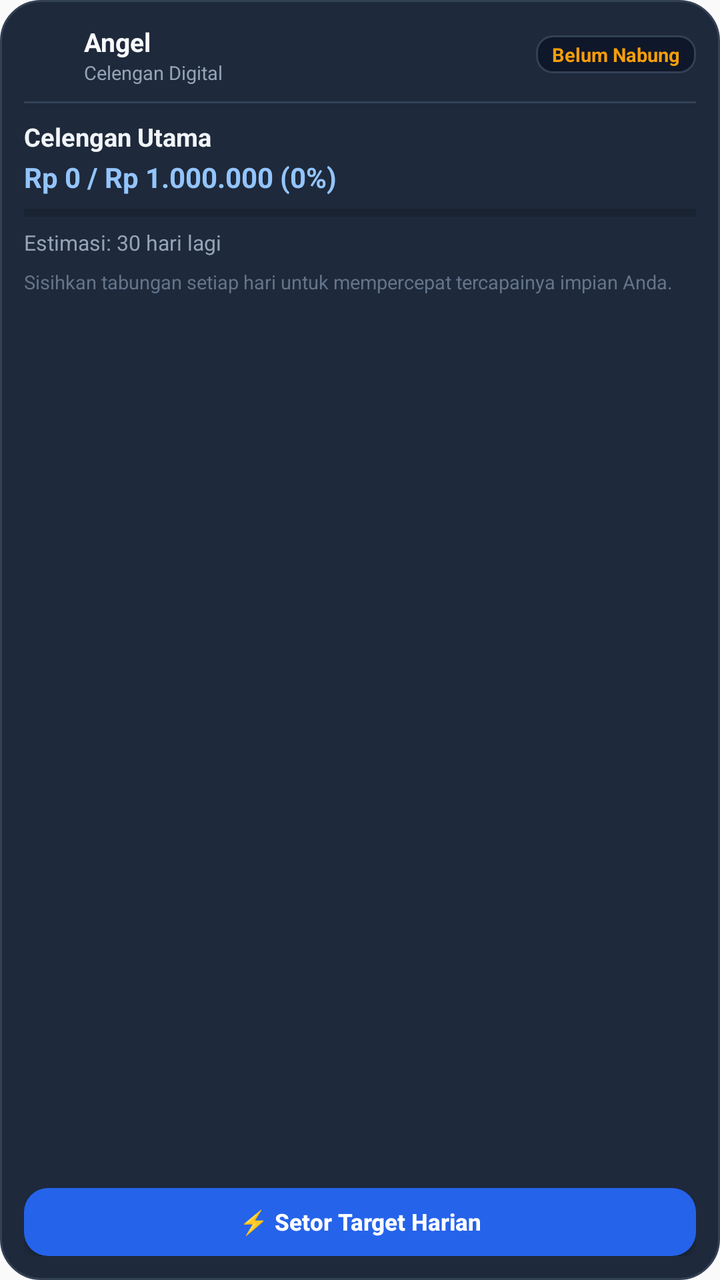
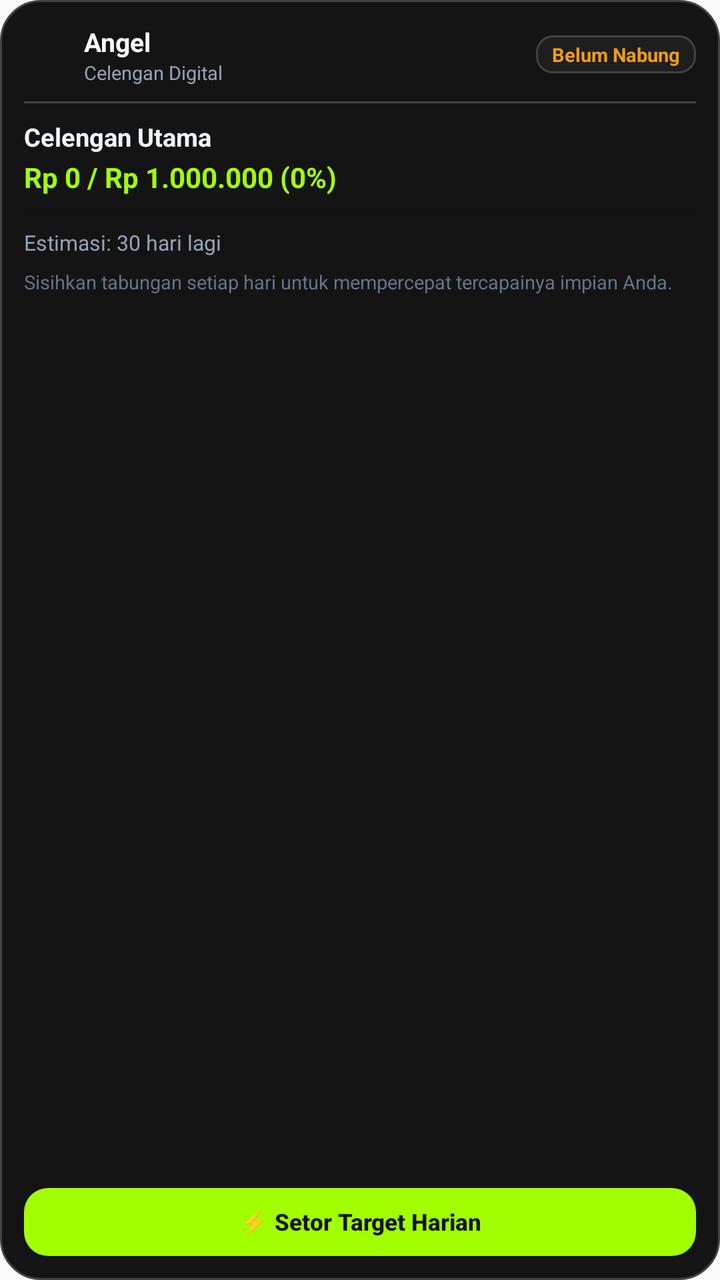

Compare the two renders of this Android layout. The source of the first and the diff that turns it into the second are given below.
<!-- AndroidManifest.xml: application theme android:Theme.Material.Light.NoActionBar -->
<!-- res/layout/widget_angel_large.xml -->
<?xml version="1.0" encoding="utf-8"?>
<LinearLayout xmlns:android="http://schemas.android.com/apk/res/android"
    android:id="@+id/widget_root"
    android:layout_width="match_parent"
    android:layout_height="match_parent"
    android:background="@drawable/bg_widget_container"
    android:orientation="vertical"
    android:padding="12dp">

    
    <LinearLayout
        android:layout_width="match_parent"
        android:layout_height="wrap_content"
        android:gravity="center_vertical"
        android:orientation="horizontal">

        <ImageView
            android:layout_width="22dp"
            android:layout_height="22dp"
            android:contentDescription="@string/app_name"
            android:src="@mipmap/ic_launcher" />

        <LinearLayout
            android:layout_width="0dp"
            android:layout_height="wrap_content"
            android:layout_marginStart="8dp"
            android:layout_weight="1"
            android:orientation="vertical">

            <TextView
                android:layout_width="wrap_content"
                android:layout_height="wrap_content"
                android:text="@string/app_name"
                android:textColor="#F8FAFC"
                android:textSize="13sp"
                android:textStyle="bold" />

            <TextView
                android:layout_width="wrap_content"
                android:layout_height="wrap_content"
                android:text="Celengan Digital"
                android:textColor="#94A3B8"
                android:textSize="9.5sp" />
        </LinearLayout>

        <TextView
            android:id="@+id/tv_widget_streak"
            android:layout_width="wrap_content"
            android:layout_height="wrap_content"
            android:background="@drawable/bg_widget_pill"
            android:paddingStart="8dp"
            android:paddingTop="3dp"
            android:paddingEnd="8dp"
            android:paddingBottom="3dp"
            android:text="Belum Nabung"
            android:textColor="#F59E0B"
            android:textSize="9.5sp"
            android:textStyle="bold" />
    </LinearLayout>

    <View
        android:layout_width="match_parent"
        android:layout_height="1dp"
        android:layout_marginTop="8dp"
        android:layout_marginBottom="8dp"
        android:background="#334155" />

    
    <TextView
        android:id="@+id/tv_widget_goal_title"
        android:layout_width="match_parent"
        android:layout_height="wrap_content"
        android:ellipsize="end"
        android:maxLines="1"
        android:text="Celengan Utama"
        android:textColor="#F1F5F9"
        android:textSize="12.5sp"
        android:textStyle="bold" />

    <TextView
        android:id="@+id/tv_widget_amount"
        android:layout_width="match_parent"
        android:layout_height="wrap_content"
        android:layout_marginTop="2dp"
        android:ellipsize="end"
        android:maxLines="1"
        android:text="Rp 0 / Rp 1.000.000 (0%)"
        android:textColor="#93C5FD"
        android:textSize="14sp"
        android:textStyle="bold" />

    <ProgressBar
        android:id="@+id/pb_widget_progress"
        style="?android:attr/progressBarStyleHorizontal"
        android:layout_width="match_parent"
        android:layout_height="5dp"
        android:layout_marginTop="6dp"
        android:max="100"
        android:progress="0" />

    <TextView
        android:id="@+id/tv_widget_estimate"
        android:layout_width="match_parent"
        android:layout_height="wrap_content"
        android:layout_marginTop="5dp"
        android:ellipsize="end"
        android:maxLines="1"
        android:text="Estimasi: 30 hari lagi"
        android:textColor="#94A3B8"
        android:textSize="10.5sp" />

    <TextView
        android:id="@+id/tv_widget_large_tip"
        android:layout_width="match_parent"
        android:layout_height="0dp"
        android:layout_marginTop="6dp"
        android:layout_weight="1"
        android:ellipsize="end"
        android:maxLines="2"
        android:text="Sisihkan tabungan setiap hari untuk mempercepat tercapainya impian Anda."
        android:textColor="#64748B"
        android:textSize="9.5sp" />

    
    <Button
        android:id="@+id/btn_widget_save"
        android:layout_width="match_parent"
        android:layout_height="34dp"
        android:layout_marginTop="6dp"
        android:background="@drawable/bg_widget_button"
        android:text="⚡ Setor Target Harian"
        android:textAllCaps="false"
        android:textColor="#FFFFFF"
        android:textSize="11.5sp"
        android:textStyle="bold" />

</LinearLayout>
<!-- resources referenced by this layout -->
<resources>
  <!-- drawable bg_widget_button (drawable) -->
  <?xml version="1.0" encoding="utf-8"?>
  <shape xmlns:android="http://schemas.android.com/apk/res/android"
      android:shape="rectangle">
      <corners android:radius="12dp" />
      <solid android:color="#2563EB" />
  </shape>
  <!-- drawable bg_widget_container (drawable) -->
  <?xml version="1.0" encoding="utf-8"?>
  <shape xmlns:android="http://schemas.android.com/apk/res/android"
      android:shape="rectangle">
      <corners android:radius="20dp" />
      <solid android:color="#1E293B" />
      <stroke android:width="1dp" android:color="#334155" />
  </shape>
  <!-- drawable bg_widget_pill (drawable) -->
  <?xml version="1.0" encoding="utf-8"?>
  <shape xmlns:android="http://schemas.android.com/apk/res/android"
      android:shape="rectangle">
      <corners android:radius="8dp" />
      <solid android:color="#0F172A" />
      <stroke android:width="1dp" android:color="#334155" />
  </shape>
  <!-- mipmap ic_launcher (mipmap-anydpi-v26) -->
  <?xml version="1.0" encoding="utf-8"?>
  <adaptive-icon xmlns:android="http://schemas.android.com/apk/res/android">
      <background android:drawable="@drawable/ic_launcher_background" />
      <foreground android:drawable="@drawable/ic_launcher_foreground" />
  </adaptive-icon>
  <string name="app_name">Angel</string>
  <!-- drawable ic_launcher_background (drawable) -->
  <?xml version="1.0" encoding="utf-8"?>
  <vector xmlns:android="http://schemas.android.com/apk/res/android"
      android:width="108dp"
      android:height="108dp"
      android:viewportWidth="108"
      android:viewportHeight="108">
      
      <path
          android:fillColor="#0F172A"
          android:pathData="M0,0h108v108h-108z" />
      
      <path
          android:fillColor="#1E293B"
          android:pathData="M54,14 A40,40 0 1 0 54,94 A40,40 0 1 0 54,14 Z"
          android:fillAlpha="0.6" />
      <path
          android:fillColor="#3B82F6"
          android:pathData="M54,28 A26,26 0 1 0 54,80 A26,26 0 1 0 54,28 Z"
          android:fillAlpha="0.15" />
  </vector>
  <!-- drawable ic_launcher_foreground: vector/xml drawable (drawable, 3443 chars, omitted) -->
</resources>

<!-- the commit's change to res/layout/widget_angel_large.xml (unified diff, before → after) -->
@@ -63,7 +63,7 @@
         android:layout_height="1dp"
         android:layout_marginTop="8dp"
         android:layout_marginBottom="8dp"
-        android:background="#334155" />
+        android:background="#434343" />
 
     
     <TextView
@@ -85,7 +85,7 @@
         android:ellipsize="end"
         android:maxLines="1"
         android:text="Rp 0 / Rp 1.000.000 (0%)"
-        android:textColor="#93C5FD"
+        android:textColor="#A2FF01"
         android:textSize="14sp"
         android:textStyle="bold" />
 
@@ -130,7 +130,7 @@
         android:background="@drawable/bg_widget_button"
         android:text="⚡ Setor Target Harian"
         android:textAllCaps="false"
-        android:textColor="#FFFFFF"
+        android:textColor="#141414"
         android:textSize="11.5sp"
         android:textStyle="bold" />
 
<!-- resource entries referenced after the edit -->
@@ -5,23 +5,23 @@
   <shape xmlns:android="http://schemas.android.com/apk/res/android"
       android:shape="rectangle">
       <corners android:radius="12dp" />
-      <solid android:color="#2563EB" />
+      <solid android:color="#A2FF01" />
   </shape>
   <!-- drawable bg_widget_container (drawable) -->
   <?xml version="1.0" encoding="utf-8"?>
   <shape xmlns:android="http://schemas.android.com/apk/res/android"
       android:shape="rectangle">
       <corners android:radius="20dp" />
-      <solid android:color="#1E293B" />
-      <stroke android:width="1dp" android:color="#334155" />
+      <solid android:color="#141414" />
+      <stroke android:width="1dp" android:color="#434343" />
   </shape>
   <!-- drawable bg_widget_pill (drawable) -->
   <?xml version="1.0" encoding="utf-8"?>
   <shape xmlns:android="http://schemas.android.com/apk/res/android"
       android:shape="rectangle">
       <corners android:radius="8dp" />
-      <solid android:color="#0F172A" />
-      <stroke android:width="1dp" android:color="#334155" />
+      <solid android:color="#1E1E1E" />
+      <stroke android:width="1dp" android:color="#434343" />
   </shape>
   <!-- mipmap ic_launcher (mipmap-anydpi-v26) -->
   <?xml version="1.0" encoding="utf-8"?>
